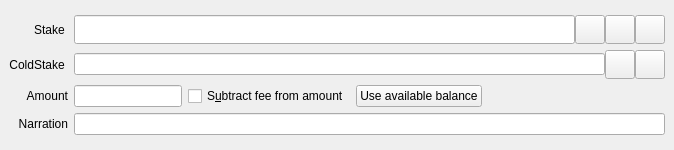
The window that src/qt/forms/sendcoinsentry.ui (Bitcoin-Confidential/BitcoinC-Core) describes before a commit, drawn with Qt 5.
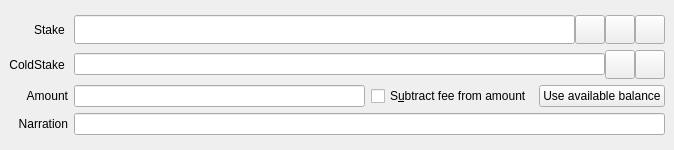
The same window after the commit. The open tabs and pages were chosen to show the change. Icons and pictures are not drawn. Custom widgets are drawn as their Qt base class.

Commit message: qt: Removed unit selection from amount field

What changed in the file:
```diff
--- a/src/qt/forms/sendcoinsentry.ui
+++ b/src/qt/forms/sendcoinsentry.ui
@@ -518,11 +518,11 @@
        </layout>
       </item>
       <item row="2" column="1">
-       <layout class="QHBoxLayout" name="horizontalLayoutAmount" stretch="0,0,0,0">
+       <layout class="QHBoxLayout" name="horizontalLayoutAmount" stretch="0,0,0">
         <item>
          <widget class="BitcoinAmountField" name="payAmount_cs">
           <property name="sizePolicy">
-           <sizepolicy hsizetype="Preferred" vsizetype="Preferred">
+           <sizepolicy hsizetype="Expanding" vsizetype="Preferred">
             <horstretch>0</horstretch>
             <verstretch>0</verstretch>
            </sizepolicy>
@@ -532,7 +532,7 @@
         <item>
          <widget class="QCheckBox" name="checkboxSubtractFeeFromAmount_cs">
           <property name="sizePolicy">
-           <sizepolicy hsizetype="Minimum" vsizetype="Preferred">
+           <sizepolicy hsizetype="Preferred" vsizetype="Preferred">
             <horstretch>0</horstretch>
             <verstretch>0</verstretch>
            </sizepolicy>
@@ -570,19 +570,6 @@
           </property>
          </widget>
         </item>
-        <item>
-         <spacer name="horizontalSpacer_5">
-          <property name="orientation">
-           <enum>Qt::Horizontal</enum>
-          </property>
-          <property name="sizeHint" stdset="0">
-           <size>
-            <width>40</width>
-            <height>20</height>
-           </size>
-          </property>
-         </spacer>
-        </item>
        </layout>
       </item>
       <item row="3" column="1">
```
Left out of the diff: 19 changed lines with no effect on the pictures. The commit also changes 2 other files.
